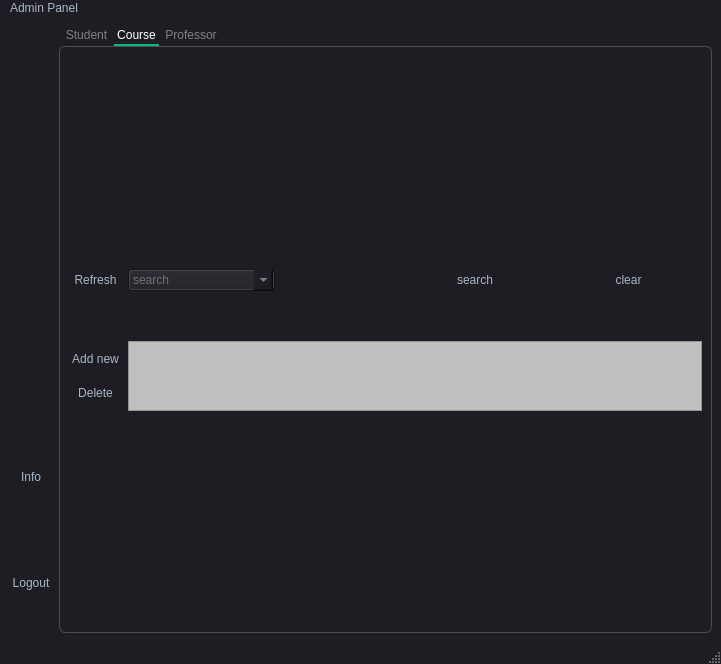
Old version of the form CodeBrains project/HomePage.ui in the repository omarnasser0/CodeBrains---Last.
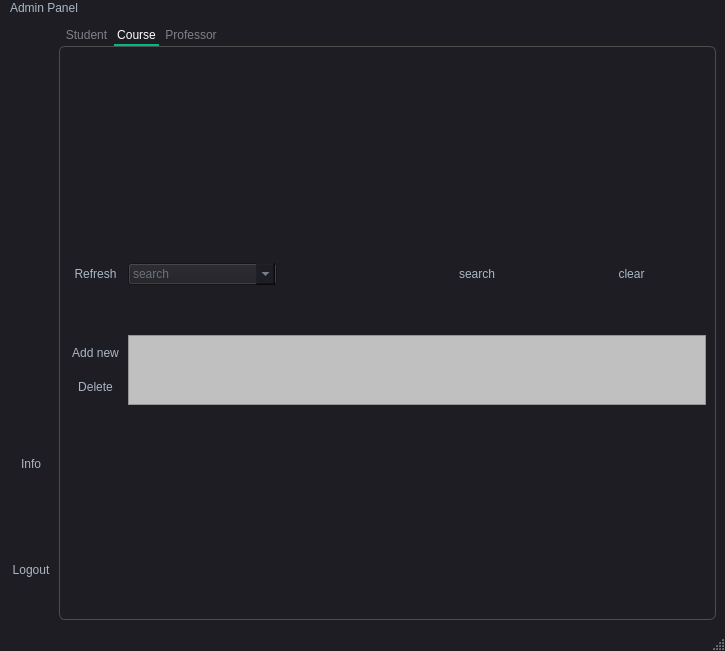
New version of the form.

```diff
--- a/CodeBrains project/HomePage.ui
+++ b/CodeBrains project/HomePage.ui
@@ -6,8 +6,8 @@
    <rect>
     <x>0</x>
     <y>0</y>
-    <width>721</width>
-    <height>664</height>
+    <width>725</width>
+    <height>651</height>
    </rect>
   </property>
   <property name="sizePolicy">
@@ -898,8 +898,8 @@
     <rect>
      <x>0</x>
      <y>0</y>
-     <width>721</width>
-     <height>28</height>
+     <width>725</width>
+     <height>19</height>
     </rect>
    </property>
    <widget class="QMenu" name="menuAdmin_Panel">
```
Left out of the diff: 130 changed lines with no effect on the pictures.
